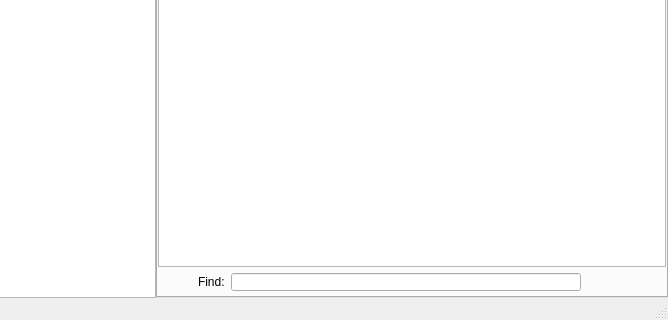
This is src/mainwindow.ui in pbek/QOwnNotes as Qt 5 draws it before an edit; both pictures show x 356 to 1024 and y 448 to 768 of the 1024 by 768 pixel window. The edited form follows.
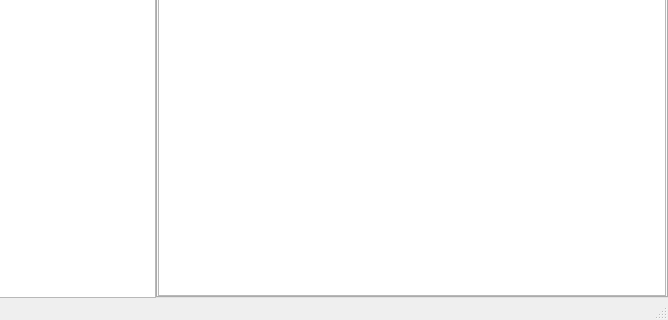
This is the edited form. Icons and pictures are not drawn. Custom widgets are drawn as their Qt base class.

Commit message: text search refactoring

What changed in the file:
```diff
--- a/src/mainwindow.ui
+++ b/src/mainwindow.ui
@@ -121,109 +121,6 @@
             </property>
            </widget>
           </item>
-          <item row="1" column="0">
-           <widget class="QWidget" name="searchInNoteWidget" native="true">
-            <property name="enabled">
-             <bool>true</bool>
-            </property>
-            <property name="sizePolicy">
-             <sizepolicy hsizetype="Preferred" vsizetype="Preferred">
-              <horstretch>0</horstretch>
-              <verstretch>0</verstretch>
-             </sizepolicy>
-            </property>
-            <property name="styleSheet">
-             <string notr="true">* { margin: 0 }</string>
-            </property>
-            <layout class="QHBoxLayout" name="horizontalLayout_2">
-             <property name="leftMargin">
-              <number>0</number>
-             </property>
-             <property name="topMargin">
-              <number>0</number>
-             </property>
-             <property name="rightMargin">
-              <number>5</number>
-             </property>
-             <property name="bottomMargin">
-              <number>5</number>
-             </property>
-             <item>
-              <widget class="QPushButton" name="searchInNoteCloseButton">
-               <property name="sizePolicy">
-                <sizepolicy hsizetype="Minimum" vsizetype="Minimum">
-                 <horstretch>0</horstretch>
-                 <verstretch>0</verstretch>
-                </sizepolicy>
-               </property>
-               <property name="toolTip">
-                <string>close search</string>
-               </property>
-               <property name="text">
-                <string/>
-               </property>
-               <property name="icon">
-                <iconset resource="breeze.qrc">
-                 <normaloff>:/images/breeze/window-close.svg</normaloff>:/images/breeze/window-close.svg</iconset>
-               </property>
-               <property name="iconSize">
-                <size>
-                 <width>18</width>
-                 <height>18</height>
-                </size>
-               </property>
-               <property name="flat">
-                <bool>true</bool>
-               </property>
-              </widget>
-             </item>
-             <item>
-              <widget class="QLabel" name="searchInNoteLabel">
-               <property name="text">
-                <string>Find:</string>
-               </property>
-              </widget>
-             </item>
-             <item>
-              <widget class="QLineEdit" name="searchInNoteEdit"/>
-             </item>
-             <item>
-              <widget class="QPushButton" name="searchInNoteDownButton">
-               <property name="toolTip">
-                <string>search forward</string>
-               </property>
-               <property name="text">
-                <string/>
-               </property>
-               <property name="icon">
-                <iconset resource="breeze.qrc">
-                 <normaloff>:/images/breeze/go-bottom.svg</normaloff>:/images/breeze/go-bottom.svg</iconset>
-               </property>
-               <property name="flat">
-                <bool>true</bool>
-               </property>
-              </widget>
-             </item>
-             <item>
-              <widget class="QPushButton" name="searchInNoteUpButton">
-               <property name="toolTip">
-                <string>search backward</string>
-               </property>
-               <property name="text">
-                <string/>
-               </property>
-               <property name="icon">
-                <iconset resource="breeze.qrc">
-                 <normaloff>:/images/breeze/go-top.svg</normaloff>:/images/breeze/go-top.svg</iconset>
-               </property>
-               <property name="flat">
-                <bool>true</bool>
-               </property>
-              </widget>
-             </item>
-            </layout>
-           </widget>
-          </item>
          </layout>
         </widget>
         <widget class="QWidget" name="viewTab">
```
The commit also changes 3 other files.
